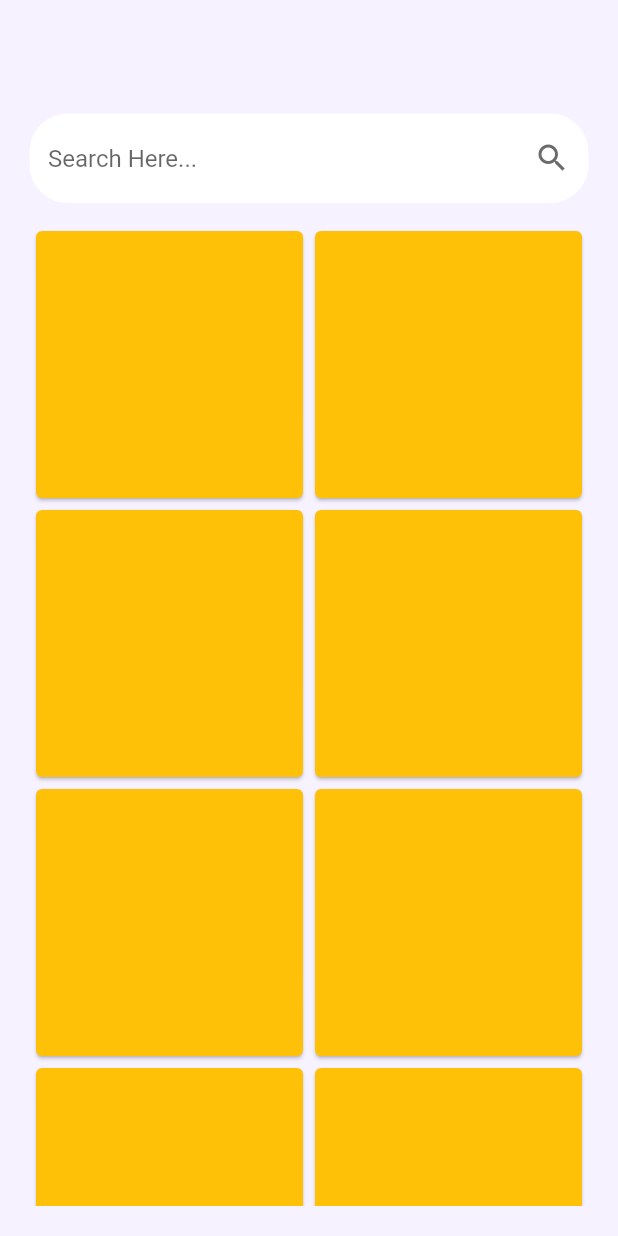
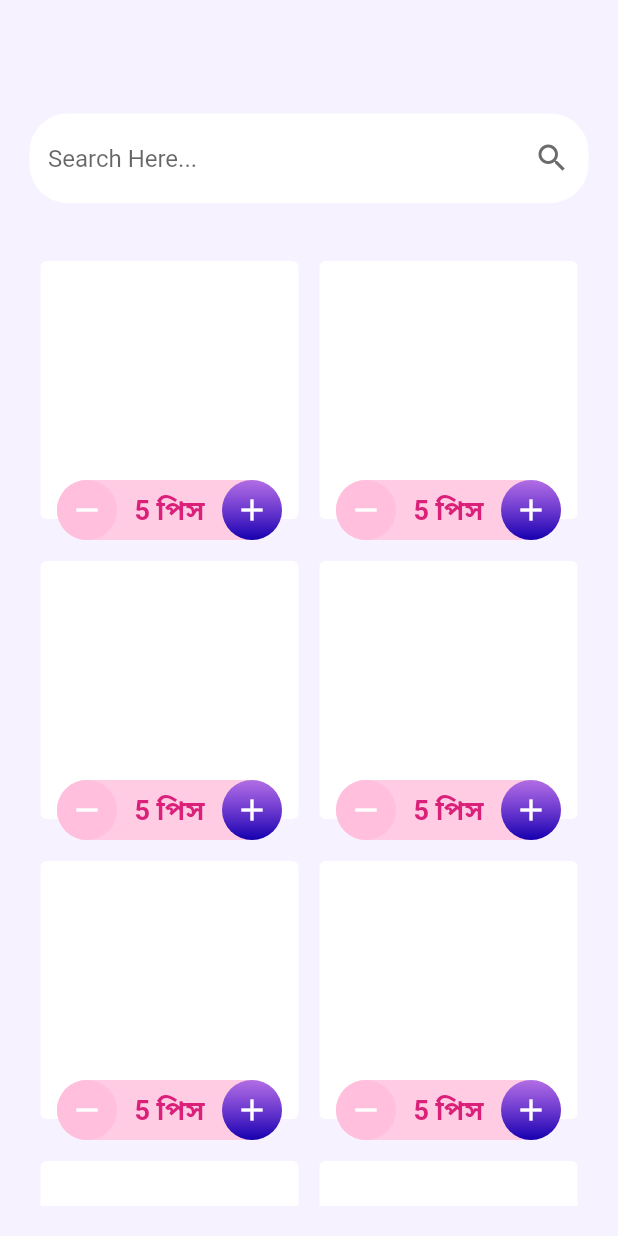
Before and after one commit to metaspook/eshop, a Flutter app: the screen it shows after launch, on a phone screen of 412 x 824 dp. Run offline on Flutter 3.47's test engine with Material 2 defaults, Android fonts, the phone set to English and light mode, and no system bars.

Commit message:
add add2cart button and quantity button

```diff
--- a/lib/eshop.dart
+++ b/lib/eshop.dart
@@ -1,4 +1,4 @@
-import 'package:eshop/pages/dash_board.dart';
+import 'package:eshop/pages/product_page.dart';
 import 'package:flutter/material.dart';
 
 class MyApp extends StatelessWidget {
@@ -8,7 +8,7 @@ class MyApp extends StatelessWidget {
   Widget build(BuildContext context) {
     return MaterialApp(
       debugShowCheckedModeBanner: false,
-      title: 'Flutter Demo',
+      title: 'E-Shop',
       theme: ThemeData(
         primarySwatch: Colors.blue,
       ),
--- a/lib/pages/dash_board.dart
+++ b/lib/pages/product_page.dart
@@ -1,4 +1,6 @@
 import 'package:eshop/utils/app_colorization.dart';
+import 'package:eshop/widgets/product_card.dart';
+import 'package:eshop/widgets/quantity_btn.dart';
 import 'package:eshop/widgets/search_bar.dart';
 import 'package:flutter/material.dart';
 
@@ -26,10 +28,23 @@ class HomePage extends StatelessWidget {
                 physics: const BouncingScrollPhysics(),
                 gridDelegate: const SliverGridDelegateWithFixedCrossAxisCount(
                   crossAxisCount: 2,
+                  mainAxisExtent: 200,
                 ),
-                itemBuilder: (context, index) => const Card(
-                  color: Colors.amber,
-
+                itemCount: 9,
+                itemBuilder: (context, index) => Stack(
+                  clipBehavior: Clip.none,
+                  alignment: AlignmentDirectional.bottomCenter,
+                  children: const [
+                    Positioned(
+                      height: 180,
+                      width: 180,
+                      child: ProductCard(),
+                    ),
+                    Positioned(
+                      bottom: -10,
+                      child: QuantityButton(),
+                    ),
+                  ],
                 ),
               ),
             ),
--- a/lib/utils/app_colorization.dart
+++ b/lib/utils/app_colorization.dart
@@ -3,6 +3,12 @@ import 'package:flutter/material.dart';
 class AppColors {
   AppColors._();
   static const primaryBackground = Color(0xFFF7F2FF);
-  static const searchBarColor = Color(0xffffffff);
+  static const secondaryColor = Color(0xffffffff);
   static const searchIconColor = Color(0xFF6B6B6B);
+  static const buttonBackGround = Color(0xFFFFCCE4);
+  static const decrementButton = Color(0xFFFFBFDD);
+  static const transparent = Colors.transparent;
+  static const primaryText = Color(0xFFDA2079);
+  static const secondaryText = Color(0xFF19181B);
+  static const secondaryText1 = Color(0xFF646464);
 }
--- /dev/null
+++ b/lib/widgets/add_to_cart.dart
@@ -0,0 +1,30 @@
+import 'package:eshop/utils/app_colorization.dart';
+import 'package:flutter/material.dart';
+
+class AddToCart extends StatelessWidget {
+  const AddToCart({super.key});
+
+  @override
+  Widget build(BuildContext context) {
+    return Container(
+      width: 40,
+      height: 40,
+      decoration: BoxDecoration(
+        gradient: LinearGradient(
+            begin: Alignment.topCenter,
+            end: Alignment.bottomCenter,
+            colors: [
+              const Color(0xFF6210E1).withOpacity(.5),
+              const Color(0xFF1400AE),
+            ]),
+        shape: BoxShape.circle,
+      ),
+      child: IconButton(
+        onPressed: () {},
+        icon: const Icon(Icons.add),
+        color: AppColors.secondaryColor,
+        splashRadius: .2,
+      ),
+    );
+  }
+}
--- /dev/null
+++ b/lib/widgets/product_card.dart
@@ -0,0 +1,14 @@
+import 'package:eshop/utils/app_colorization.dart';
+import 'package:flutter/material.dart';
+
+class ProductCard extends StatelessWidget {
+  const ProductCard({super.key});
+
+  @override
+  Widget build(BuildContext context) {
+    return const Card(
+      color: AppColors.secondaryColor,
+      elevation: 0,
+    );
+  }
+}
--- /dev/null
+++ b/lib/widgets/quantity_btn.dart
@@ -0,0 +1,67 @@
+import 'package:eshop/utils/app_colorization.dart';
+import 'package:flutter/material.dart';
+
+class QuantityButton extends StatelessWidget {
+  const QuantityButton({super.key});
+
+  @override
+  Widget build(BuildContext context) {
+    return Container(
+      height: 40,
+      width: 150,
+      decoration: const BoxDecoration(
+        borderRadius: BorderRadius.all(Radius.circular(25)),
+        color: AppColors.buttonBackGround,
+      ),
+      alignment: Alignment.center,
+      child: Row(
+        crossAxisAlignment: CrossAxisAlignment.center,
+        mainAxisAlignment: MainAxisAlignment.spaceBetween,
+        children: [
+          Container(
+            width: 40,
+            height: 40,
+            decoration: const BoxDecoration(
+              color: AppColors.decrementButton,
+              shape: BoxShape.circle,
+            ),
+            child: IconButton(
+              onPressed: () {},
+              icon: const Icon(Icons.remove),
+              color: AppColors.secondaryColor,
+              splashRadius: .2,
+            ),
+          ),
+          const Text(
+            "5 পিস",
+            style: TextStyle(
+              color: AppColors.primaryText,
+              fontWeight: FontWeight.bold,
+              fontSize: 18,
+            ),
+          ),
+          Container(
+            width: 40,
+            height: 40,
+            decoration: BoxDecoration(
+              gradient: LinearGradient(
+                  begin: Alignment.topCenter,
+                  end: Alignment.bottomCenter,
+                  colors: [
+                    const Color(0xFF6210E1).withOpacity(.5),
+                    const Color(0xFF1400AE),
+                  ]),
+              shape: BoxShape.circle,
+            ),
+            child: IconButton(
+              onPressed: () {},
+              icon: const Icon(Icons.add),
+              color: AppColors.secondaryColor,
+              splashRadius: .2,
+            ),
+          ),
+        ],
+      ),
+    );
+  }
+}
--- a/lib/widgets/search_bar.dart
+++ b/lib/widgets/search_bar.dart
@@ -9,7 +9,7 @@ class SearchBar extends StatelessWidget {
     const border = OutlineInputBorder(
       borderSide: BorderSide(
         width: 0,
-        color: AppColors.searchBarColor,
+        color: AppColors.secondaryColor,
       ),
       borderRadius: BorderRadius.all(
         Radius.circular(25),
@@ -19,7 +19,7 @@ class SearchBar extends StatelessWidget {
       decoration: InputDecoration(
         hintText: 'Search Here...',
         filled: true,
-        fillColor: AppColors.searchBarColor,
+        fillColor: AppColors.secondaryColor,
         suffixIcon: IconButton(
           onPressed: () {},
           icon: const Icon(
```
